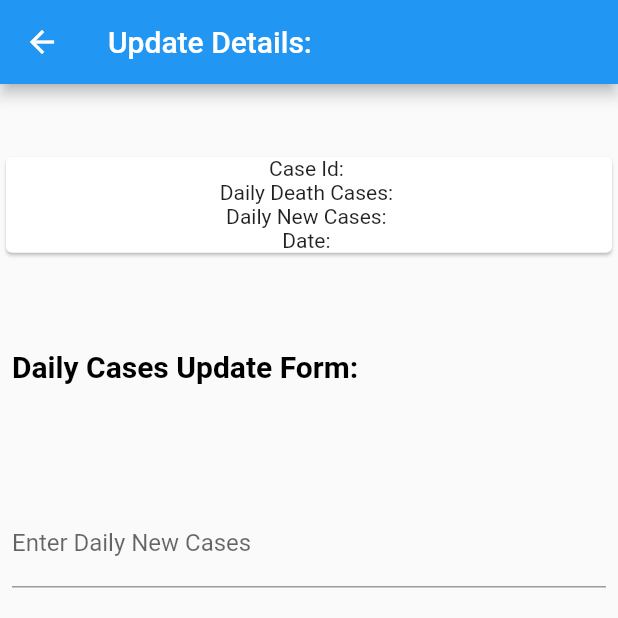
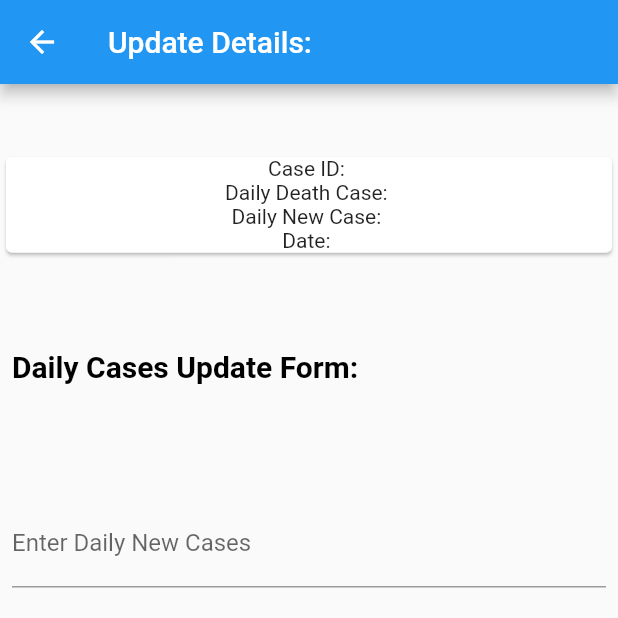
Before and after one commit to CheahChernEu/Flutter_CovidApp, a Flutter app: the UpdatePage screen opened directly with empty values, on a phone screen of 412 x 824 dp, the top half of it. Run offline on Flutter 3.47's test engine with Material 2 defaults, Android fonts, the phone set to English and light mode, and no system bars; our stand-ins replace audio_service, charts_flutter, google_maps_flutter, just_audio, page_transition, rxdart and 2 more; missing offline and left inert: audio_session, flutter_polyline_points, loading_animations.

Commit message:
updates on localization

```diff
--- a/covid_app/lib/GoogleMap.dart
+++ b/covid_app/lib/GoogleMap.dart
@@ -7,8 +7,6 @@ import 'dart:async';
 import 'dart:convert';
 import 'package:flutter_polyline_points/flutter_polyline_points.dart';
 import 'dart:math';
-
-import 'package:url_launcher/url_launcher.dart';
 
 
 
--- a/covid_app/lib/adminDashboard.dart
+++ b/covid_app/lib/adminDashboard.dart
@@ -284,6 +284,7 @@ class AddCases extends StatelessWidget {
         backgroundColor: Colors.blueAccent,
         child: const Icon(Icons.add),
         onPressed: () {
+          if(newCasesController.text != '' && deathCasesController.text != '' && dateController.text != ''){
             createCases(newCasesController.text, deathCasesController.text, dateController.text);
             showDialog(
               context: context,
@@ -291,10 +292,22 @@ class AddCases extends StatelessWidget {
                 return AlertDialog(
                   // Retrieve the text the that user has entered by using the
                   // TextEditingController.
-                content: Text(DemoLocalizations.of(context).addButton),
+                  content: Text(DemoLocalizations.of(context).addSuccessfullyButton),
                 );
               },
             );
+          }else{
+            showDialog(
+              context: context,
+              builder: (context) {
+                return AlertDialog(
+                  // Retrieve the text the that user has entered by using the
+                  // TextEditingController.
+                  content: Text(DemoLocalizations.of(context).addFailedButton),
+                );
+              },
+            );
+          }
         },
         tooltip: 'Show me the value!',
       ),
@@ -335,9 +348,11 @@ class CasesListing extends StatelessWidget {
                               content: Column(
                                   mainAxisAlignment: MainAxisAlignment.start,
                                   crossAxisAlignment: CrossAxisAlignment.stretch,
-                                  children: <Widget>[ Text("Case Id: " + data![index].id),Text("Daily Death Cases: " + data![index].deathCases),
-                                    Text("Daily New Cases: " + data![index].newCases),
-                                    Text("Date: " + data![index].casesDate),
+                                  children: <Widget>[
+                                    Text(DemoLocalizations.of(context).caseID + data![index].id),
+                                    Text(DemoLocalizations.of(context).deathCase + data![index].deathCases),
+                                    Text(DemoLocalizations.of(context).newCase + data![index].newCases),
+                                    Text(DemoLocalizations.of(context).date + data![index].casesDate),
 
 
 
@@ -363,9 +378,10 @@ class CasesListing extends StatelessWidget {
                                               mainAxisAlignment: MainAxisAlignment.start,
                                               crossAxisAlignment: CrossAxisAlignment.stretch,
                                               children: <Widget>[
-                                                Text("Case Id: " + data![index].id),Text("Daily Death Cases: " + data![index].deathCases),
-                                                Text("Daily New Cases: " + data![index].newCases),
-                                                Text("Date: " + data![index].casesDate),
+                                                Text(DemoLocalizations.of(context).caseID + data![index].id),
+                                                Text(DemoLocalizations.of(context).deathCase + data![index].deathCases),
+                                                Text(DemoLocalizations.of(context).newCase + data![index].newCases),
+                                                Text(DemoLocalizations.of(context).date + data![index].casesDate),
                                                 new ElevatedButton(
                                                 onPressed: () {
                                                   data?.removeAt(index);
@@ -460,19 +476,19 @@ class CaseCard extends StatelessWidget {
                   mainAxisAlignment: MainAxisAlignment.spaceEvenly,
                   children: <Widget>[
                               Text(
-                                  "Case ID: " + this.caseID, style: TextStyle(
+                                  DemoLocalizations.of(context).caseID + this.caseID, style: TextStyle(
                                   fontWeight: FontWeight.bold
                               )
                               ),
                              Text(
-                                  "Daily Death Cases: " + this.deathCases
+                                 DemoLocalizations.of(context).deathCase + this.deathCases
                               ),
 
                            Text(
-                                  "Daily New Cases: " + this.newCases
+                               DemoLocalizations.of(context).newCase + this.newCases
                               ),
                             Text(
-                                  "Date: " + this.casesDate
+                                DemoLocalizations.of(context).date + this.casesDate
                               ),
                             ],
                           ),
@@ -510,10 +526,10 @@ class UpdatePage extends StatelessWidget {
                 Card(child: Column(
                     mainAxisAlignment: MainAxisAlignment.spaceEvenly,
                     children: <Widget>[
-              Text("Case Id: " + this.caseID),
-                  Text("Daily Death Cases: " + this.deathCases),
-                            Text("Daily New Cases: " + this.newCases),
-                            Text("Date: " + this.casesDate)
+                      Text(DemoLocalizations.of(context).caseID + this.caseID),
+                      Text(DemoLocalizations.of(context).deathCase + this.deathCases),
+                      Text(DemoLocalizations.of(context).newCase + this.newCases),
+                      Text(DemoLocalizations.of(context).date + this.casesDate)
                     ],),),
 
                             Padding(
@@ -531,13 +547,13 @@ class UpdatePage extends StatelessWidget {
                               padding: const EdgeInsets.symmetric(horizontal: 8, vertical: 16),
                               child:  TextFormField(
                                 controller: newCasesController,
-                                decoration: const InputDecoration(
-                                  hintText: 'Enter daily new cases',
-                                  labelText: 'Enter Daily New Cases',
+                                decoration: InputDecoration(
+                                  hintText: DemoLocalizations.of(context).newCaseInputHint,
+                                  labelText: DemoLocalizations.of(context).newCaseInputLabel,
                                 ),
                                 validator: (value) {
                                   if (value == '') {
-                                    return 'Please enter valid new cases amount';
+                                    return DemoLocalizations.of(context).newCaseInputValidation;
                                   }
                                   return null;
                                 },
@@ -548,13 +564,13 @@ class UpdatePage extends StatelessWidget {
                               padding: const EdgeInsets.symmetric(horizontal: 8, vertical: 16),
                               child:  TextFormField(
                                 controller: deathCasesController,
-                                decoration: const InputDecoration(
-                                  hintText: 'Enter Daily Death Cases',
-                                  labelText: 'Enter Daily Death Cases',
+                                decoration: InputDecoration(
+                                  hintText: DemoLocalizations.of(context).deathCaseInputHint,
+                                  labelText: DemoLocalizations.of(context).deathCaseInputLabel,
                                 ),
                                 validator: (value) {
                                   if (value == '') {
-                                    return 'Please enter valid death cases amount';
+                                    return DemoLocalizations.of(context).deathCaseInputValidation;
                                   }
                                   return null;
                                 },
@@ -565,13 +581,13 @@ class UpdatePage extends StatelessWidget {
                               padding: const EdgeInsets.symmetric(horizontal: 8, vertical: 16),
                               child:  TextFormField(
                                 controller: dateController,
-                                decoration: const InputDecoration(
-                                  hintText: 'Enter date in 2022-08-08 format',
-                                  labelText: 'Enter Daily Cases Date',
+                                decoration: InputDecoration(
+                                  hintText: DemoLocalizations.of(context).caseDateInputHint,
+                                  labelText: DemoLocalizations.of(context).caseDateInputLabel,
                                 ),
                                 validator: (value) {
                                   if (value == '') {
-                                    return 'Please enter valid date';
+                                    return DemoLocalizations.of(context).caseDateInputValidation;
                                   }
                                   return null;
                                 },
--- a/covid_app/lib/main.dart
+++ b/covid_app/lib/main.dart
@@ -50,7 +50,20 @@ class DemoLocalizations {
       'caseDateInputLabel': 'Enter Daily Cases Date',
       'caseDateInputHint': 'e.g. 2022-08-12',
       'caseDateInputValidation': 'Please enter valid date',
-      'addButton': 'Added Successfully!',
+      'addSuccessfullyButton': 'Added Successfully!',
+      'addFailedButton': 'Added Failed!',
+      'caseID': 'Case ID: ',
+      'deathCase': 'Daily Death Case: ',
+      'newCase': 'Daily New Case: ',
+      'date': 'Date: ',
+      'dailyCasesDetails' : 'Daily Cases Details: ',
+      'deleteSuccessfullyButton': 'Delete Successfully!',
+      'deleteAlert': 'Delete Alert：',
+      'confirmBtn': 'Confirm',
+      'cancelBtn': 'Cancel',
+      'updateBtn': 'Update',
+      'updateCaseDetails': 'Update Case Details: ',
+      'caseUpdateFormTitle': 'Daily Cases Update Form',
 
     },
     'ms': {
@@ -81,7 +94,20 @@ class DemoLocalizations {
       'caseDateInputLabel': 'Masukkan Tarikh Kes Harian',
       'caseDateInputHint': 'cth. 2022-08-12',
       'caseDateInputValidation': 'Sila masukkan tarikh yang sah',
-      'addButton': 'Berjaya Ditambahkan!',
+      'addSuccessfullyButton': 'Berjaya Ditambahkan!',
+      'addFailedButton': 'Gagal Ditambahkan!',
+      'caseID': 'Kes ID: ',
+      'deathCase': 'Kes Kematian Harian: ',
+      'newCase': 'Kes Baharu Harian: ',
+      'date': 'Tarikh: ',
+      'dailyCasesDetails' : 'Butiran Kes Harian : ',
+      'deleteSuccessfullyButton': 'Berjaya Dipadamkan!',
+      'deleteAlert': 'Amaran Pemadaman：',
+      'confirmBtn': 'Mengesahkan',
+      'cancelBtn': 'Membatalkan',
+      'updateBtn': 'Kemas Kini',
+      'updateCaseDetails': 'Kemas Kini Butiran Kes: ',
+      'caseUpdateFormTitle': 'Borang Kemas Kini Kes Harian',
     },
 
     'zh': {
@@ -112,7 +138,21 @@ class DemoLocalizations {
       'caseDateInputLabel': '填入每日病例日期',
       'caseDateInputHint': '例如 2022-08-12',
       'caseDateInputValidation': '请填入正确的日期',
-      'addButton': '添加成功！',
+      'addSuccessfullyButton': '添加成功！',
+      'addFailedButton': '添加失败！',
+      'caseID': '病例 ID: ',
+      'deathCase': '每日死亡病例: ',
+      'newCase': '每日新增病例: ',
+      'date': '日期: ',
+      'dailyCasesDetails' : '每日病例详情 : ',
+      'deleteSuccessfullyButton': '删除成功！',
+      'deleteAlert': '删除警告：',
+      'confirmBtn': '确认',
+      'cancelBtn': '取消',
+      'updateBtn': '更新',
+      'updateCaseDetails': '更新病例详情: ',
+      'caseUpdateFormTitle': '每日病例更新表',
+
     },
   };
 
@@ -226,8 +266,60 @@ class DemoLocalizations {
     return _localizedValues[locale.languageCode]!['caseDateInputValidation']!;
   }
 
-  String get addButton {
-    return _localizedValues[locale.languageCode]!['addButton']!;
+  String get addSuccessfullyButton {
+    return _localizedValues[locale.languageCode]!['addSuccessfullyButton']!;
+  }
+
+  String get addFailedButton {
+    return _localizedValues[locale.languageCode]!['addFailedButton']!;
+  }
+
+  String get caseID {
+    return _localizedValues[locale.languageCode]!['caseID']!;
+  }
+
+  String get deathCase {
+    return _localizedValues[locale.languageCode]!['deathCase']!;
+  }
+
+  String get newCase {
+    return _localizedValues[locale.languageCode]!['newCase']!;
+  }
+
+  String get date {
+    return _localizedValues[locale.languageCode]!['date']!;
+  }
+
+  String get dailyCasesDetails {
+    return _localizedValues[locale.languageCode]!['dailyCasesDetails']!;
+  }
+
+  String get deleteSuccessfullyButton {
+    return _localizedValues[locale.languageCode]!['deleteSuccessfullyButton']!;
+  }
+
+  String get deleteAlert {
+    return _localizedValues[locale.languageCode]!['deleteAlert']!;
+  }
+
+  String get confirmBtn {
+    return _localizedValues[locale.languageCode]!['confirmBtn']!;
+  }
+
+  String get cancelBtn {
+    return _localizedValues[locale.languageCode]!['cancelBtn']!;
+  }
+
+  String get updateBtn {
+    return _localizedValues[locale.languageCode]!['updateBtn']!;
+  }
+
+  String get updateCaseDetails {
+    return _localizedValues[locale.languageCode]!['updateCaseDetails']!;
+  }
+
+  String get caseUpdateFormTitle {
+    return _localizedValues[locale.languageCode]!['caseUpdateFormTitle']!;
   }
 
 }
```
Lines whose indentation alone changed are shown as unchanged.
